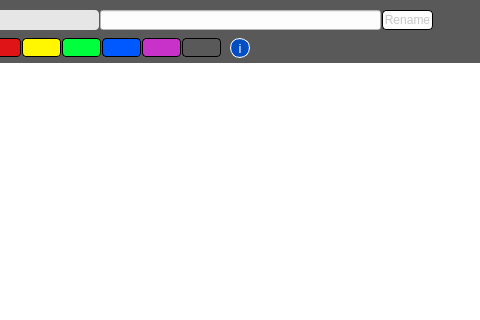
This is GUI/ui/dialog_viewer.ui in dudtj5307/CSV-Viewer as Qt 5 draws it before an edit; both pictures show x 309 to 789 and y 0 to 320 of the 1125 by 702 pixel window. The edited form follows.
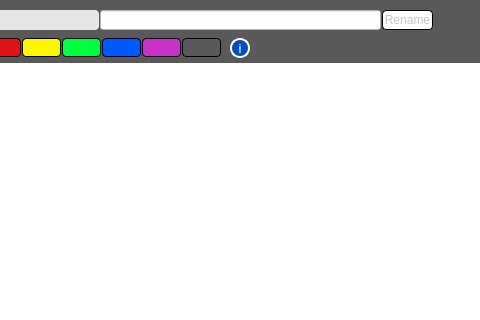
This is the edited form.

Commit message: UI개선: 정보버튼 두께 및 색상 조정

Patch:
```diff
--- a/GUI/ui/dialog_viewer.ui
+++ b/GUI/ui/dialog_viewer.ui
@@ -659,7 +659,7 @@
         <string notr="true">QPushButton {
 	color: rgb(255, 255, 255);
 	background-color: rgb(1, 78, 195);
-    border: 1px solid white;
+    border: 2px solid white;
     border-radius: 10px;
 }
 
```
Left out of the diff: 4 changed lines with no effect on the pictures. The commit also changes 1 other file.
